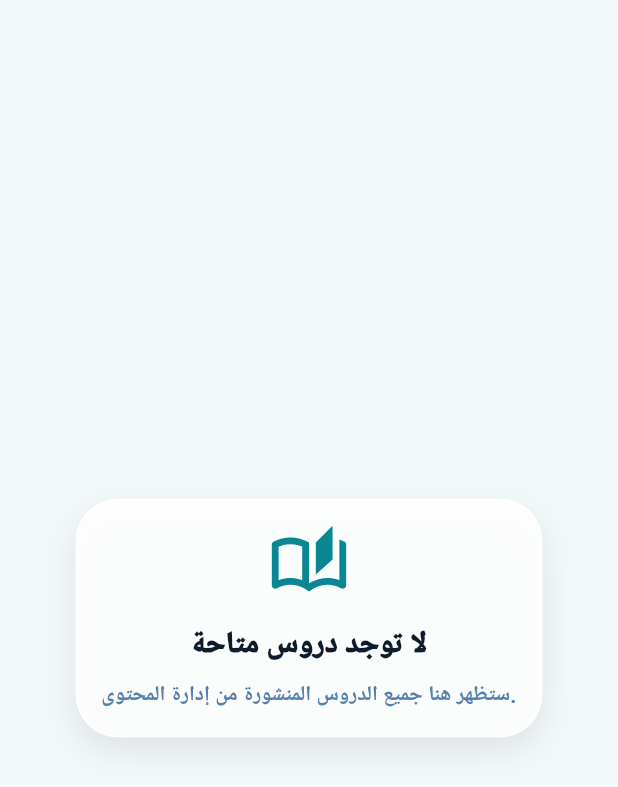
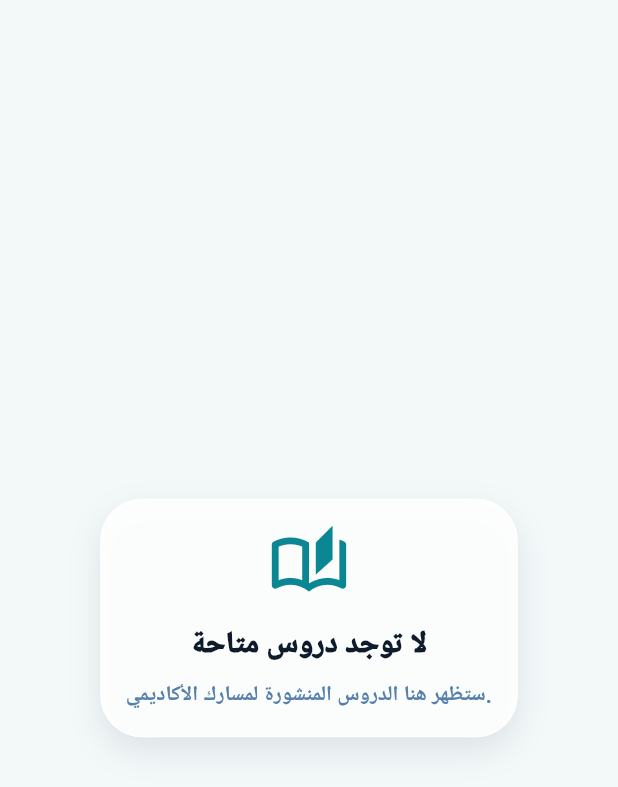
Before and after one commit to dekram4/manara-smart-edu-project, a Flutter app: the _LessonModule widget shown alone on an empty page, opened directly with empty values, on a phone screen of 412 x 824 dp. Shown: the top 787 px of the screen. Run offline on Flutter 3.47's test engine with Material 3 defaults, Android fonts, the phone set to English and light mode, and no system bars; our stand-ins replace audioplayers, flutter_animate, google_fonts, supabase_flutter; missing offline and left inert: flutter_inappwebview; accounts and stored records are empty; Roboto replaces fonts that are missing (Tajawal).

Commit message:
Update student content visibility logic and cinema screen UI
Replit-Commit-Author: Agent

```diff
--- a/artifacts/manara-student-flutter/lib/src/screens/student_cinema_screen.dart
+++ b/artifacts/manara-student-flutter/lib/src/screens/student_cinema_screen.dart
@@ -44,7 +44,10 @@ class _StudentCinemaScreenState extends State<StudentCinemaScreen> {
 
   Future<void> _loadVideos() async {
     try {
-      final videos = await _contentService.fetchCinemaVideos();
+      final videos = await _contentService.fetchCinemaVideos(
+        widget.profile,
+        academicContext: widget.academicContext,
+      );
       if (!mounted) return;
       setState(() {
         _videos = videos;
@@ -102,8 +105,8 @@ class _StudentCinemaScreenState extends State<StudentCinemaScreen> {
     if (_videos.isEmpty) {
       return const _CinemaStateCard(
         icon: Icons.movie_filter_outlined,
-        title: 'لا توجد فيديوهات منشورة',
-        message: 'ستظهر هنا جميع فيديوهات المعلم والمشرف المنشورة من إدارة المحتوى.',
+        title: 'لا توجد فيديوهات لمسارك',
+        message: 'ستظهر هنا فيديوهات المعلم والمشرف المطابقة لمسارك الأكاديمي.',
       );
     }
 
@@ -123,7 +126,7 @@ class _StudentCinemaScreenState extends State<StudentCinemaScreen> {
         const SizedBox(height: 5),
         Text(
           widget.academicContext?.label ??
-              'جميع الفيديوهات المنشورة من إدارة المحتوى',
+              'فيديوهات تعليمية مرتبطة بمسارك الأكاديمي',
           textAlign: TextAlign.right,
           style: const TextStyle(
             color: Color(0xFFBE123C),
@@ -286,7 +289,7 @@ class _CinemaVideoCard extends StatelessWidget {
               ),
               const SizedBox(height: 8),
               Text(
-                video.description ?? 'فيديو تعليمي منشور من إدارة المحتوى',
+                video.description ?? 'فيديو تعليمي من مسارك الأكاديمي',
                 textAlign: TextAlign.right,
                 maxLines: 2,
                 overflow: TextOverflow.ellipsis,
--- a/artifacts/manara-student-flutter/lib/src/screens/student_content_screen.dart
+++ b/artifacts/manara-student-flutter/lib/src/screens/student_content_screen.dart
@@ -236,7 +236,7 @@ class _LessonModule extends StatelessWidget {
       return const _StateCard(
         icon: Icons.auto_stories_outlined,
         title: 'لا توجد دروس متاحة',
-        message: 'ستظهر هنا جميع الدروس المنشورة من إدارة المحتوى.',
+        message: 'ستظهر هنا الدروس المنشورة لمسارك الأكاديمي.',
       );
     }
 
@@ -256,7 +256,7 @@ class _LessonModule extends StatelessWidget {
         const SizedBox(height: 4),
         Text(
           lesson.scopeLabel.isEmpty
-              ? 'كل الدروس المنشورة من إدارة المحتوى'
+              ? 'المحتوى المرتبط بمسارك الأكاديمي'
               : lesson.scopeLabel,
           style: const TextStyle(color: Color(0xFF5680AC), fontWeight: FontWeight.w700),
         ),
```
Also changed, not shown: 1 other file.
